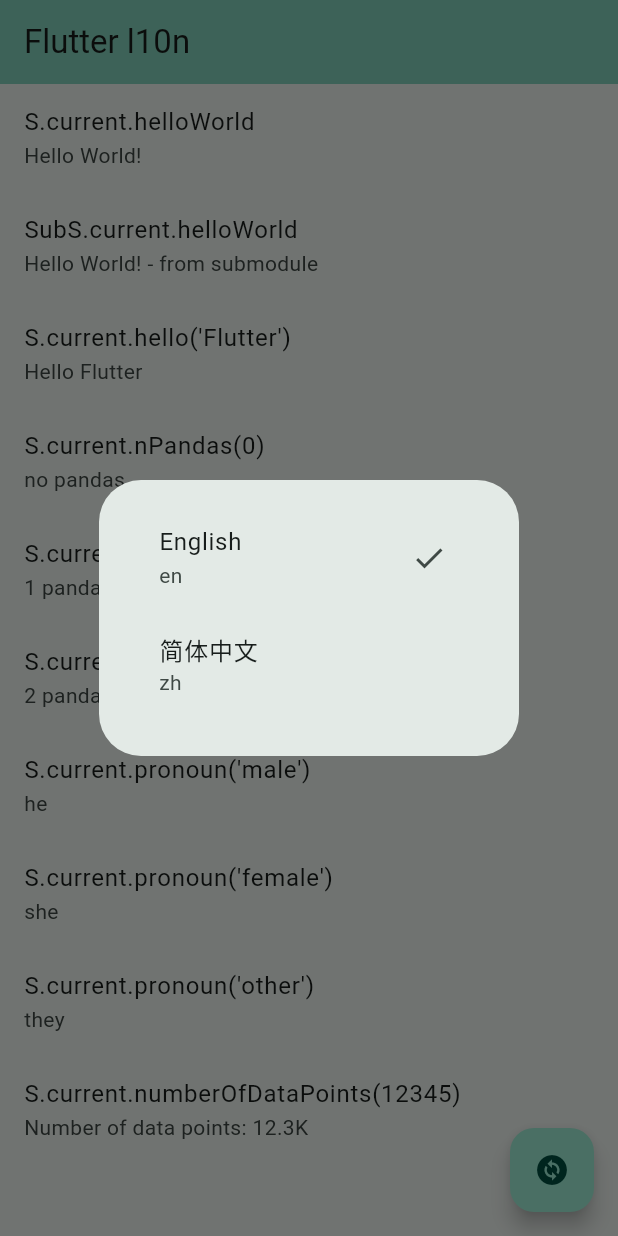
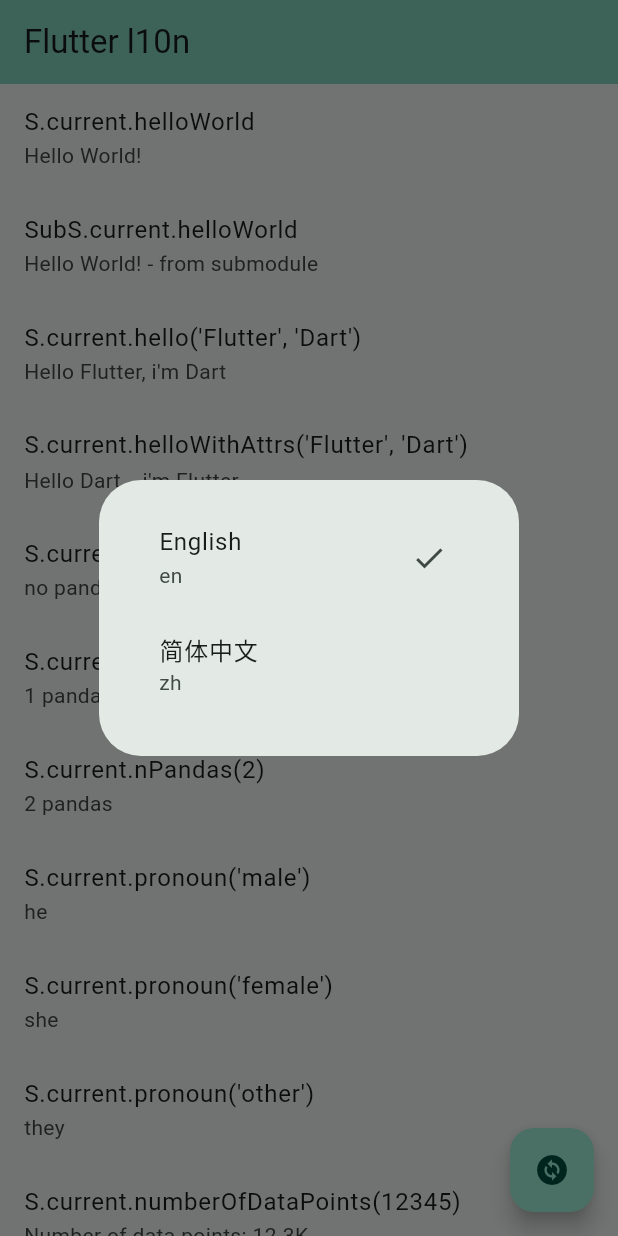
Before and after one commit to chenenyu/flutter_l10n, a Flutter app: the screen it shows after launch, after a tap on the "change circle" icon, on a phone screen of 412 x 824 dp. Run offline on Flutter 3.47's test engine with Material 2 defaults, Android fonts, the phone set to English and light mode, and no system bars; our stand-ins replace file, yaml.

Commit message:
Release 1.1.0 and update demo.

```diff
--- a/example/lib/l10n/l10n_en.arb
+++ b/example/lib/l10n/l10n_en.arb
@@ -3,13 +3,16 @@
   "@helloWorld": {
     "description": "The conventional newborn programmer greeting"
   },
-  "hello": "Hello {userName}",
-  "@hello": {
-    "description": "A message with a single parameter",
+  "hello": "Hello {yourName}, i'm {myName}",
+  "helloWithAttrs": "Hello {yourName}，i'm {myName}",
+  "@helloWithAttrs": {
+    "description": "Message with attributes",
     "placeholders": {
-      "userName": {
-        "type": "String",
-        "example": "Bob"
+      "myName": {
+        "type": "String"
+      },
+      "yourName": {
+        "type": "String"
       }
     }
   },
--- a/example/lib/main.dart
+++ b/example/lib/main.dart
@@ -88,7 +88,7 @@
     if (r == true) {
       print('changed to ${_locale?.toString()}');
       setState(() {}); // first trigger S.delegate.load(_locale)
-      WidgetsBinding.instance.addPostFrameCallback((timeStamp) {
+      Future.delayed(const Duration(seconds: 1), () {
         setState(() {}); // then trigger rebuild to update S.current
       });
     }
@@ -116,8 +116,12 @@
                   subtitle: Text(SubS.current.helloWorld),
                 ),
                 ListTile(
-                  title: const Text("S.current.hello('Flutter')"),
-                  subtitle: Text(S.current.hello('Flutter')),
+                  title: const Text("S.current.hello('Flutter', 'Dart')"),
+                  subtitle: Text(S.current.hello('Flutter', 'Dart')),
+                ),
+                ListTile(
+                  title: const Text("S.current.helloWithAttrs('Flutter', 'Dart')"),
+                  subtitle: Text(S.current.helloWithAttrs('Flutter', 'Dart')),
                 ),
                 ListTile(
                   title: const Text("S.current.nPandas(0)"),
--- a/pubspec.yaml
+++ b/pubspec.yaml
@@ -1,7 +1,7 @@
 name: flutter_l10n
 description: A dart library that generates Flutter localization code from ARB file.
 homepage: https://github.com/chenenyu/flutter_l10n
-version: 1.0.1
+version: 1.1.0
 topics:
   - localization
   - internationalization
```
Also changed, not shown: example/lib/l10n/l10n_zh.arb (+9 -6 lines), example/lib/generated/l10n.dart, example/lib/generated/l10n_en.dart, example/lib/generated/l10n_zh.dart, 1 other file.
